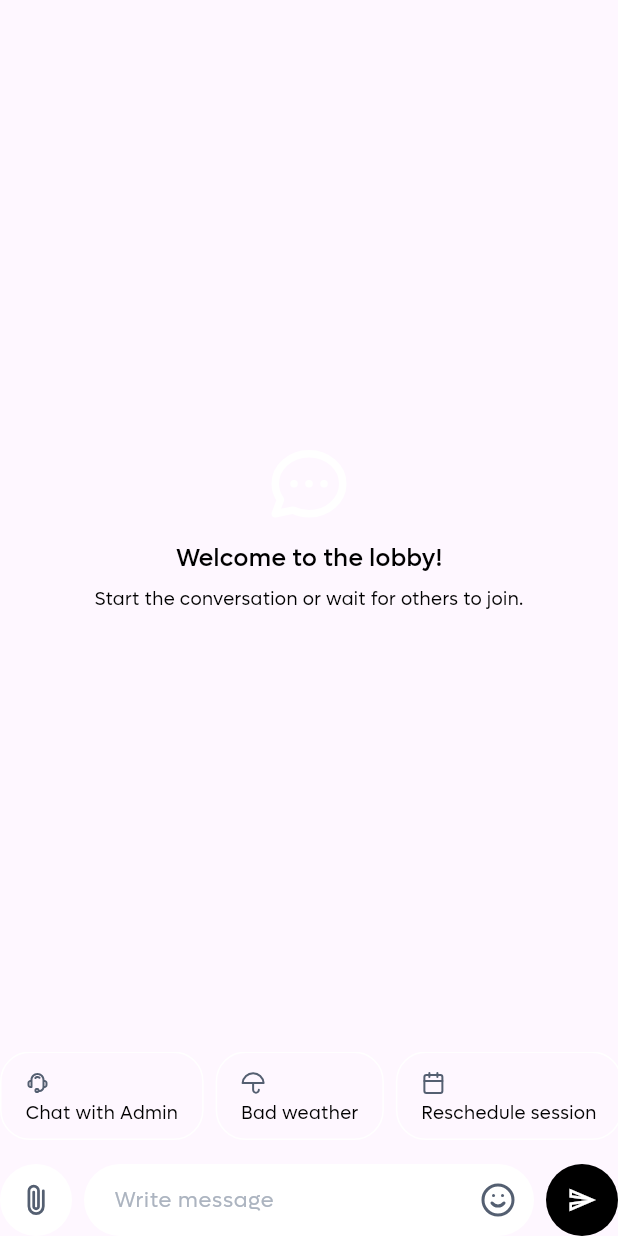
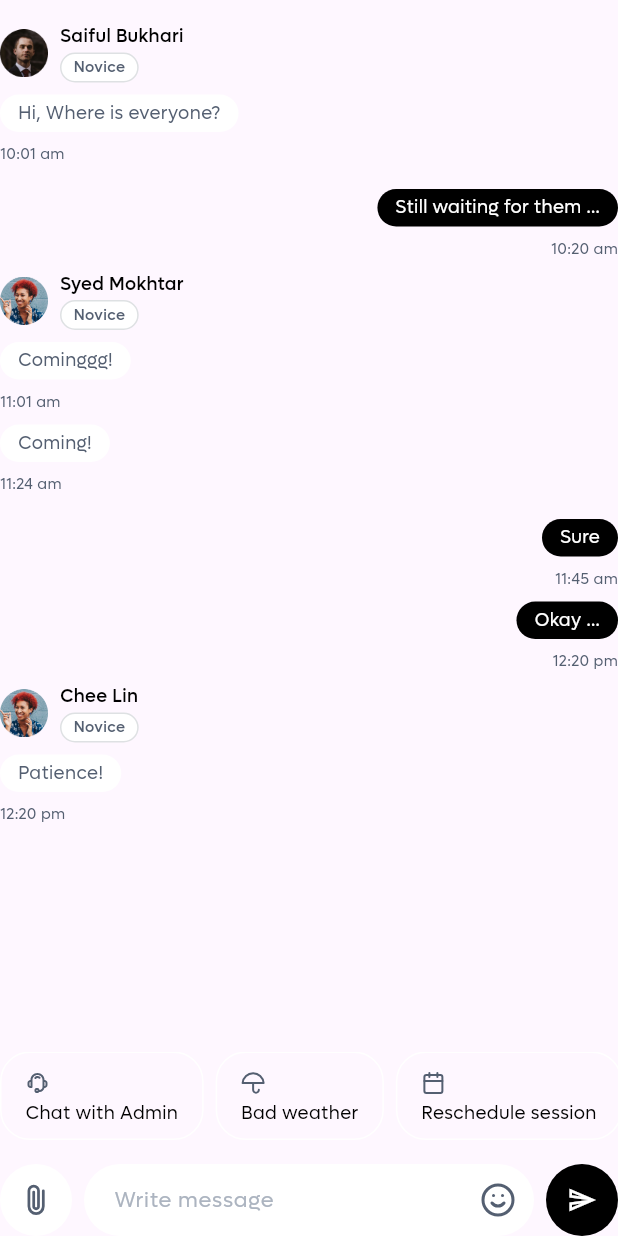
Before and after one commit to 2001arman/lawan, a Flutter app: the ChatUi widget shown alone on an empty page, opened directly, on a phone screen of 412 x 824 dp. Run offline on Flutter 3.47's test engine with Material 3 defaults, Android fonts, the phone set to English and light mode, and no system bars; our stand-ins replace blur, carousel_slider, firebase_core, flutter_svg, fluttertoast, get and 4 more; missing offline and left inert: image_picker_android, image_picker_platform_interface, wheel_picker; accounts and stored records are empty.

Commit message:
list chat ui

```diff
--- a/lib/features/presentation/lobby/pages/chat/chat_ui.dart
+++ b/lib/features/presentation/lobby/pages/chat/chat_ui.dart
@@ -7,6 +7,7 @@ import 'package:lawan/utility/util/custom_dialog_success.dart';
 
 import '../../../../../utility/shared/widgets/buttons/circle_button_widget.dart';
 import '../../../../../utility/shared/widgets/custom_text_form_fields.dart';
+import '../../../../../utility/shared/widgets/text/text_border.dart';
 import 'controller/chat_state.dart';
 
 class ChatUi extends StatelessWidget {
@@ -43,12 +44,95 @@ class ChatUi extends StatelessWidget {
       );
     }
 
+    Widget listChatSection() {
+      return ListView.builder(
+        padding: EdgeInsets.only(top: defaultMargin),
+        itemCount: state.listChat.length,
+        itemBuilder: (context, index) {
+          ChatModel chatModel = state.listChat[index];
+          return Column(
+            crossAxisAlignment: chatModel.isMe
+                ? CrossAxisAlignment.end
+                : CrossAxisAlignment.start,
+            children: [
+              Visibility(
+                visible: !chatModel.isMe,
+                child: Row(
+                  children: [
+                    Image.asset(
+                      chatModel.avatarImage,
+                      width: 32,
+                      height: 32,
+                    ),
+                    const SizedBox(width: 8),
+                    Column(
+                      crossAxisAlignment: CrossAxisAlignment.start,
+                      children: [
+                        Text(
+                          chatModel.name,
+                          style: blackTextStyle.copyWith(
+                              fontSize: 12, fontWeight: medium),
+                        ),
+                        const SizedBox(height: 2),
+                        TextBorder(
+                          textTitle: 'Novice',
+                          backgroundColor: kWhiteColor,
+                          paddingVertical: 2,
+                          paddingHorizontal: 8,
+                          fontSize: 10,
+                        )
+                      ],
+                    ),
+                  ],
+                ),
+              ),
+              const SizedBox(height: 8),
+              ...chatModel.listChatData.map(
+                (data) => Column(
+                  crossAxisAlignment: chatModel.isMe
+                      ? CrossAxisAlignment.end
+                      : CrossAxisAlignment.start,
+                  children: [
+                    Container(
+                      padding: const EdgeInsets.symmetric(
+                        horizontal: 12,
+                        vertical: 4,
+                      ),
+                      decoration: BoxDecoration(
+                        borderRadius: BorderRadius.circular(26),
+                        color: chatModel.isMe ? kBlackColor : kWhiteColor,
+                      ),
+                      child: Text(
+                        data.chatText,
+                        style: darkGreyTextStyle.copyWith(
+                            fontSize: 12,
+                            color:
+                                chatModel.isMe ? kWhiteColor : kDarkgreyColor),
+                      ),
+                    ),
+                    const SizedBox(height: 8),
+                    Text(
+                      data.time,
+                      style: darkGreyTextStyle.copyWith(fontSize: 10),
+                    ),
+                    const SizedBox(height: 8),
+                  ],
+                ),
+              ),
+            ],
+          );
+        },
+      );
+    }
+
     return Expanded(
       child: Column(
         mainAxisAlignment: MainAxisAlignment.center,
         children: [
           Expanded(
-            child: Column(
+            child: Visibility(
+              visible: state.listChat.isNotEmpty,
+              replacement: Column(
                 mainAxisAlignment: MainAxisAlignment.center,
                 children: [
                   SvgPicture.asset(
@@ -60,8 +144,8 @@ class ChatUi extends StatelessWidget {
                   const SizedBox(height: 8),
                   Text(
                     'Welcome to the lobby!',
-                  style:
-                      blackTextStyle.copyWith(fontSize: 16, fontWeight: medium),
+                    style: blackTextStyle.copyWith(
+                        fontSize: 16, fontWeight: medium),
                   ),
                   const SizedBox(height: 8),
                   Text(
@@ -69,6 +153,8 @@ class ChatUi extends StatelessWidget {
                     style: blackTextStyle.copyWith(fontSize: 12),
                   ),
                 ],
+              ),
+              child: listChatSection(),
             ),
           ),
           SingleChildScrollView(
--- a/lib/features/presentation/lobby/pages/chat/controller/chat_state.dart
+++ b/lib/features/presentation/lobby/pages/chat/controller/chat_state.dart
@@ -18,6 +18,69 @@ class ChatState {
       name: 'Reschedule session',
     ),
   ];
+
+  List<ChatModel> listChat = [
+    ChatModel(
+      name: 'Saiful Bukhari',
+      avatarImage: 'assets/avatars/avatar3.png',
+      listChatData: [
+        ChatData(chatText: 'Hi, Where is everyone?', time: '10:01 am'),
+      ],
+    ),
+    ChatModel(
+      name: 'Saiful Bukhari',
+      avatarImage: 'assets/avatars/avatar3.png',
+      isMe: true,
+      listChatData: [
+        ChatData(chatText: 'Still waiting for them ...', time: '10:20 am'),
+      ],
+    ),
+    ChatModel(
+      name: 'Syed Mokhtar',
+      avatarImage: 'assets/avatars/avatar2.png',
+      listChatData: [
+        ChatData(chatText: 'Cominggg!', time: '11:01 am'),
+        ChatData(chatText: 'Coming!', time: '11:24 am'),
+      ],
+    ),
+    ChatModel(
+      name: 'Saiful Bukhari',
+      avatarImage: 'assets/avatars/avatar3.png',
+      isMe: true,
+      listChatData: [
+        ChatData(chatText: 'Sure', time: '11:45 am'),
+        ChatData(chatText: 'Okay ...', time: '12:20 pm'),
+      ],
+    ),
+    ChatModel(
+      name: 'Chee Lin',
+      avatarImage: 'assets/avatars/avatar2.png',
+      listChatData: [
+        ChatData(chatText: 'Patience!', time: '12:20 pm'),
+      ],
+    ),
+  ];
+}
+
+class ChatModel {
+  final String avatarImage;
+  final String name;
+  final List<ChatData> listChatData;
+  final bool isMe;
+
+  ChatModel({
+    required this.name,
+    required this.avatarImage,
+    required this.listChatData,
+    this.isMe = false,
+  });
+}
+
+class ChatData {
+  final String chatText;
+  final String time;
+
+  ChatData({required this.chatText, required this.time});
 }
 
 class ActionItem {
```
Lines whose indentation alone changed are shown as unchanged.
